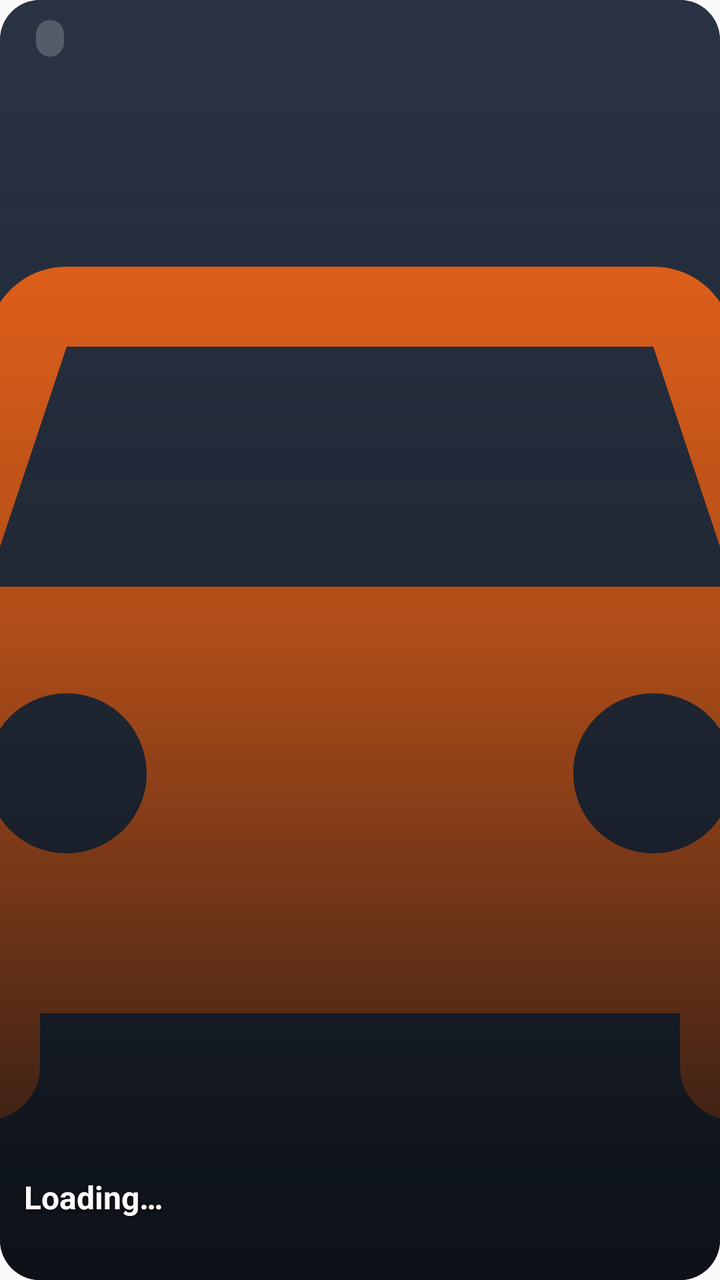
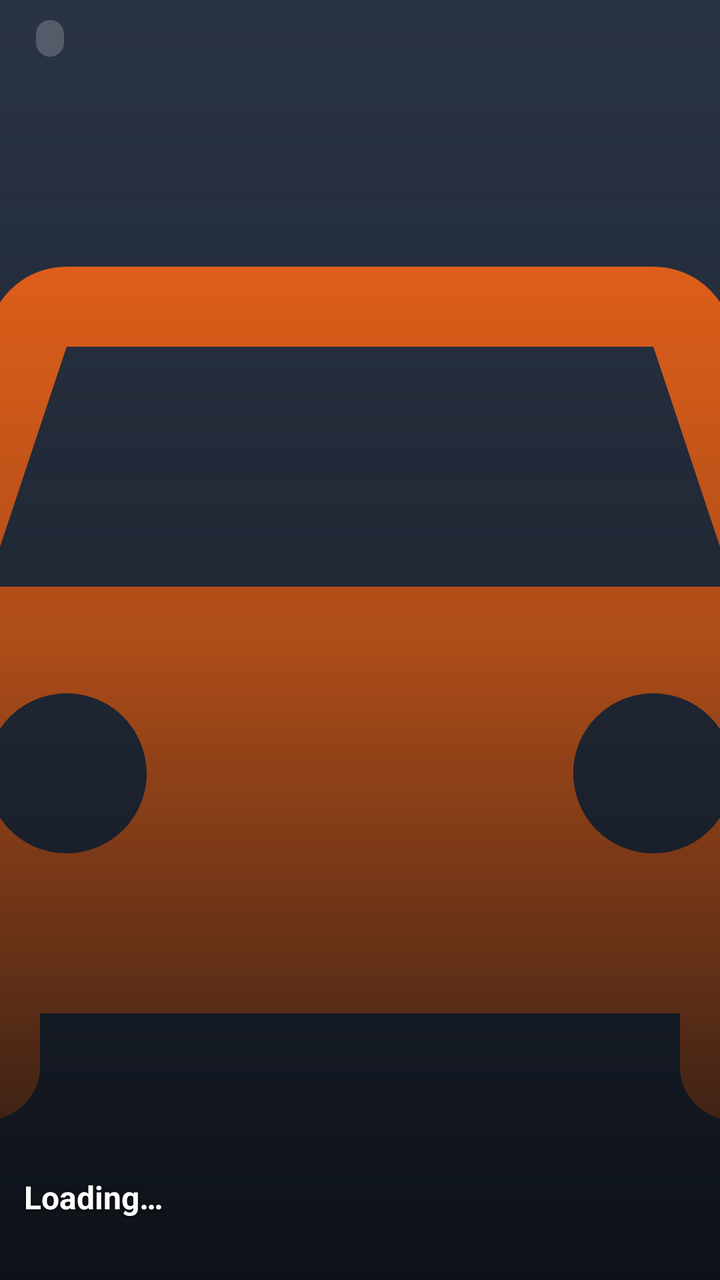

The first picture is an Android layout as it rendered before a commit; the second is the same layout after the commit. The layout source and the unified diff follow.
<!-- AndroidManifest.xml: application theme Theme.AppCompat.DayNight.NoActionBar -->
<!-- res/layout/widget_layout.xml -->
<?xml version="1.0" encoding="utf-8"?>
<FrameLayout xmlns:android="http://schemas.android.com/apk/res/android"
    android:id="@+id/widget_root"
    android:layout_width="match_parent"
    android:layout_height="match_parent"
    android:background="@drawable/widget_background"
    android:clipToOutline="true"
    android:outlineProvider="background">

    
    <ImageView
        android:id="@+id/widget_photo"
        android:layout_width="match_parent"
        android:layout_height="match_parent"
        android:scaleType="centerCrop"
        android:src="@drawable/ic_car_placeholder"
        android:contentDescription="@string/car_photo" />

    
    <View
        android:layout_width="match_parent"
        android:layout_height="match_parent"
        android:background="@drawable/widget_photo_scrim" />

    
    <LinearLayout
        android:layout_width="wrap_content"
        android:layout_height="wrap_content"
        android:layout_gravity="top|start"
        android:orientation="horizontal"
        android:paddingStart="12dp"
        android:paddingTop="10dp"
        android:paddingEnd="12dp"
        android:gravity="center_vertical">

        <TextView
            android:id="@+id/widget_make"
            android:layout_width="wrap_content"
            android:layout_height="wrap_content"
            android:textColor="#e8e8ec"
            android:textSize="11sp"
            android:textStyle="italic"
            android:shadowColor="#99000000"
            android:shadowDx="0"
            android:shadowDy="1"
            android:shadowRadius="4"
            android:text="" />

        <TextView
            android:id="@+id/widget_trim"
            android:layout_width="wrap_content"
            android:layout_height="wrap_content"
            android:layout_marginStart="6dp"
            android:textColor="#8b95a5"
            android:textSize="9sp"
            android:paddingStart="7dp"
            android:paddingEnd="7dp"
            android:paddingTop="3dp"
            android:paddingBottom="3dp"
            android:background="@drawable/widget_badge_bg"
            android:text="" />

    </LinearLayout>

    
    <LinearLayout
        android:layout_width="match_parent"
        android:layout_height="wrap_content"
        android:layout_gravity="bottom"
        android:orientation="vertical"
        android:paddingStart="12dp"
        android:paddingEnd="12dp"
        android:paddingBottom="10dp"
        android:paddingTop="8dp">

        <TextView
            android:id="@+id/widget_car_name"
            android:layout_width="match_parent"
            android:layout_height="wrap_content"
            android:textColor="#ffffff"
            android:textSize="16sp"
            android:textStyle="bold"
            android:maxLines="1"
            android:ellipsize="end"
            android:shadowColor="#bb000000"
            android:shadowDx="0"
            android:shadowDy="1"
            android:shadowRadius="4"
            android:text="Loading…" />

        <LinearLayout
            android:layout_width="match_parent"
            android:layout_height="wrap_content"
            android:orientation="horizontal"
            android:layout_marginTop="3dp"
            android:gravity="center_vertical">

            <TextView
                android:id="@+id/widget_odometer"
                android:layout_width="wrap_content"
                android:layout_height="wrap_content"
                android:textColor="#ff6b1a"
                android:textSize="13sp"
                android:textStyle="bold"
                android:shadowColor="#bb000000"
                android:shadowDx="0"
                android:shadowDy="1"
                android:shadowRadius="3"
                android:text="" />

            <TextView
                android:id="@+id/widget_status"
                android:layout_width="wrap_content"
                android:layout_height="wrap_content"
                android:layout_marginStart="8dp"
                android:textColor="#8b95a5"
                android:textSize="10sp"
                android:maxLines="1"
                android:ellipsize="end"
                android:shadowColor="#bb000000"
                android:shadowDx="0"
                android:shadowDy="1"
                android:shadowRadius="3"
                android:text="" />

        </LinearLayout>

    </LinearLayout>

</FrameLayout>
<!-- resources referenced by this layout -->
<resources>
  <!-- drawable ic_car_placeholder (drawable) -->
  <?xml version="1.0" encoding="utf-8"?>
  <vector xmlns:android="http://schemas.android.com/apk/res/android"
      android:width="72dp"
      android:height="72dp"
      android:viewportWidth="24"
      android:viewportHeight="24">
      <path
          android:fillColor="#2a3344"
          android:pathData="M0,0h24v24H0z"/>
      <path
          android:fillColor="#ff6b1a"
          android:pathData="M18.92,6.01C18.72,5.42 18.16,5 17.5,5h-11c-0.66,0 -1.21,0.42 -1.42,1.01L3,12v8c0,0.55 0.45,1 1,1h1c0.55,0 1,-0.45 1,-1v-1h12v1c0,0.55 0.45,1 1,1h1c0.55,0 1,-0.45 1,-1v-8l-2.08,-5.99zM6.5,16C5.67,16 5,15.33 5,14.5S5.67,13 6.5,13 8,13.67 8,14.5 7.33,16 6.5,16zM17.5,16c-0.83,0 -1.5,-0.67 -1.5,-1.5S16.67,13 17.5,13s1.5,0.67 1.5,1.5S18.33,16 17.5,16zM5,11l1.5,-4.5h11L19,11H5z"/>
  </vector>
  <!-- drawable widget_background (drawable) -->
  <?xml version="1.0" encoding="utf-8"?>
  <shape xmlns:android="http://schemas.android.com/apk/res/android">
      <solid android:color="#E00a0e14" />
      <corners android:radius="20dp" />
  </shape>
  <!-- drawable widget_badge_bg (drawable) -->
  <?xml version="1.0" encoding="utf-8"?>
  <shape xmlns:android="http://schemas.android.com/apk/res/android"
      android:shape="rectangle">
      <solid android:color="#33ffffff" />
      <corners android:radius="999dp" />
  </shape>
  <!-- drawable widget_photo_scrim (drawable) -->
  <?xml version="1.0" encoding="utf-8"?>
  <shape xmlns:android="http://schemas.android.com/apk/res/android">
      <gradient
          android:startColor="#000a0e14"
          android:centerColor="#550a0e14"
          android:endColor="#ee0a0e14"
          android:angle="270" />
  </shape>
  <string name="car_photo">Car photo</string>
</resources>

<!-- the commit's change to res/layout/widget_layout.xml (unified diff, before → after) -->
@@ -3,9 +3,7 @@
     android:id="@+id/widget_root"
     android:layout_width="match_parent"
     android:layout_height="match_parent"
-    android:background="@drawable/widget_background"
-    android:clipToOutline="true"
-    android:outlineProvider="background">
+    android:background="@drawable/widget_background">
 
     
     <ImageView
